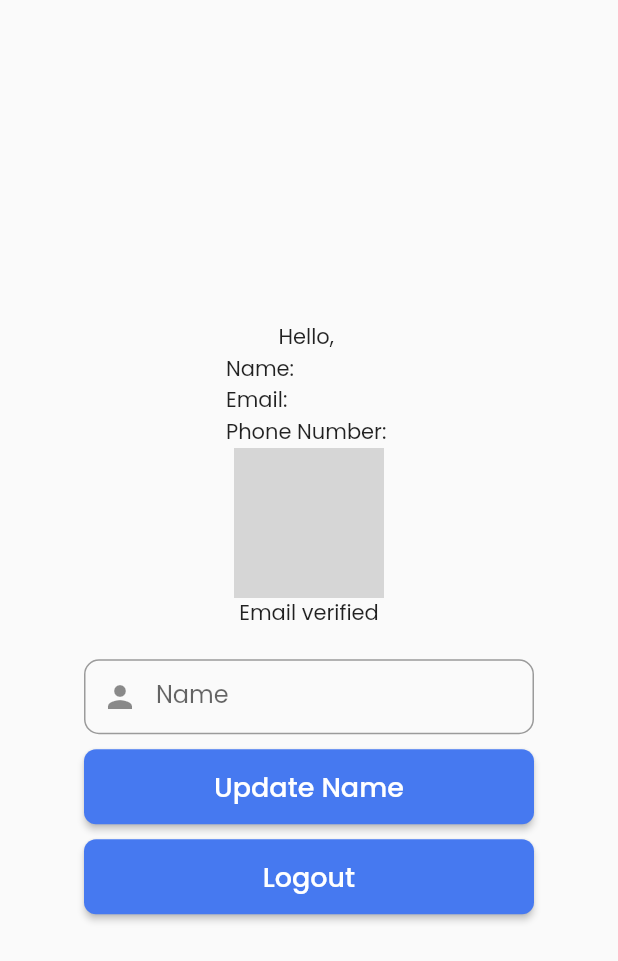
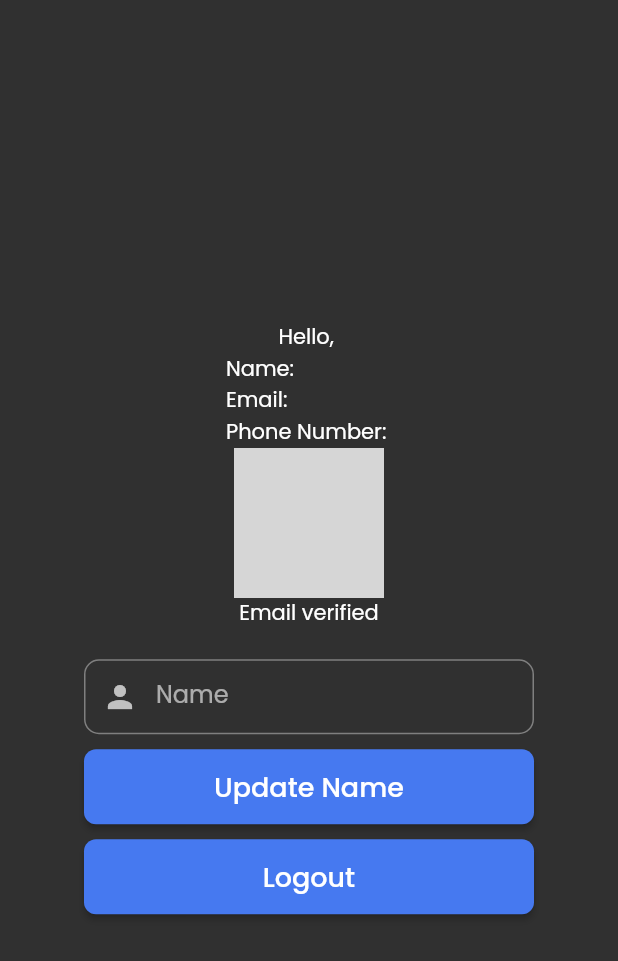
Before and after one commit to sanjibdahal/firebase-auth, a Flutter app: the screen it shows once a user with an empty profile is signed in, on a phone screen of 412 x 824 dp. Shown: the top 961 px of the screen. Run offline on Flutter 3.47's test engine with Material 2 defaults, Android fonts, the phone set to English and light mode, and no system bars; our stand-ins replace cloud_firestore, firebase_auth, firebase_core, firebase_storage, font_awesome_flutter, google_fonts and 2 more; accounts and stored records are empty; network calls fail; grey boxes are pictures that could not be loaded.

```diff
--- a/lib/main.dart
+++ b/lib/main.dart
@@ -21,7 +21,7 @@ class MainApp extends StatelessWidget {
       debugShowCheckedModeBanner: false,
       theme: AppTheme.lightTheme,
       darkTheme: AppTheme.darkTheme,
-      themeMode: ThemeMode.light,
+      themeMode: ThemeMode.dark,
       title: "Daily Algo",
       home: StreamBuilder<User?>(
           stream: FirebaseAuth.instance.authStateChanges(),
--- a/lib/src/screens/home_screen.dart
+++ b/lib/src/screens/home_screen.dart
@@ -40,7 +40,24 @@ class _HomeScreenState extends State<HomeScreen> {
     return Scaffold(
       body: Center(
         child: userData == null
-            ? const Text("Loading...")
+            ? Column(
+                children: [
+                  const Text("Loading..."),
+                  Text(currentUser.email ?? ''),
+                  Text(currentUser.displayName ?? ''),
+                  Text(currentUser.phoneNumber ?? ''),
+                  Text(currentUser.photoURL ?? ''),
+                  SizedBox(
+                    width: 300,
+                    child: SElevatedButton(
+                      onPressed: () {
+                        AuthService().logout();
+                      },
+                      child: const Text("Logout"),
+                    ),
+                  ),
+                ],
+              )
             : Column(
                 mainAxisAlignment: MainAxisAlignment.center,
                 crossAxisAlignment: CrossAxisAlignment.center,
--- a/lib/src/screens/login_screen.dart
+++ b/lib/src/screens/login_screen.dart
@@ -233,7 +233,9 @@ class _LoginScreenState extends State<LoginScreen> {
                           const SizedBox(width: 10),
                           Expanded(
                             child: ElevatedButton.icon(
-                              onPressed: () {},
+                              onPressed: () {
+                                AuthService().signInWithGitHub();
+                              },
                               style: ElevatedButton.styleFrom(
                                 minimumSize: const Size(double.infinity, 50),
                                 backgroundColor: Colors.black54,
```
Also changed, not shown: lib/src/services/auth_service.dart (+12 -1 lines).
